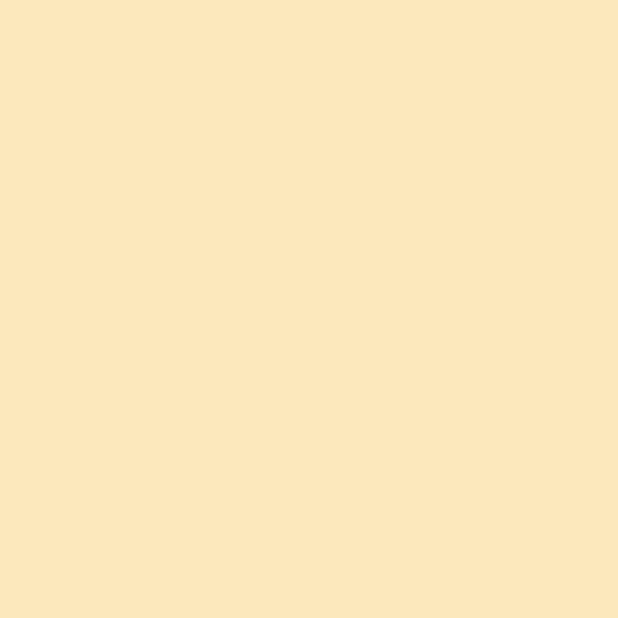
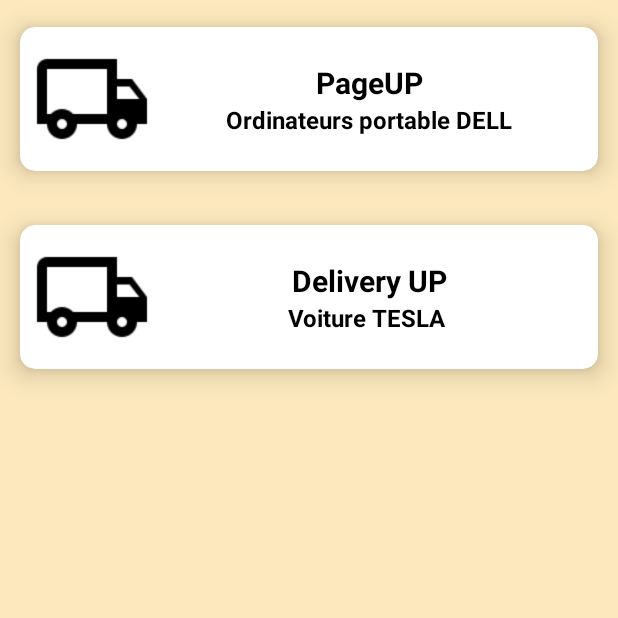
Before and after one commit to Aizen39/demotour, an Android app: the TourFragment screen opened through its navigation route, on a phone screen of 412 x 824 dp, the top half of it. Before the commit the part shown is empty. Run offline under Robolectric (Android 15) with nearby library versions, the phone set to English and light mode, and no system bars; our stand-ins replace data binding.

Commit message:
layoutManager done

```diff
--- a/app/src/main/kotlin/fr/pageup/demoapp/ui/activities/MainActivity.kt
+++ b/app/src/main/kotlin/fr/pageup/demoapp/ui/activities/MainActivity.kt
@@ -14,7 +14,6 @@
         super.onCreate(savedInstanceState)
         setContentView(R.layout.activity_main)
 
-
     }
 
 
--- a/app/src/main/kotlin/fr/pageup/demoapp/ui/fragments/TourFragment.kt
+++ b/app/src/main/kotlin/fr/pageup/demoapp/ui/fragments/TourFragment.kt
@@ -6,6 +6,7 @@
 import android.view.ViewGroup
 import androidx.fragment.app.Fragment
 import androidx.recyclerview.widget.LinearLayoutManager
+import androidx.recyclerview.widget.RecyclerView
 import fr.pageup.demoapp.R
 import fr.pageup.demoapp.data.Customer
 import fr.pageup.demoapp.ui.activities.MainActivity
@@ -17,13 +18,32 @@
     private lateinit var toursAdapter: TourAdapter
     private lateinit var customersData: ArrayList<Customer>
 
+
     override fun onCreateView(inflater: LayoutInflater, container: ViewGroup?, savedInstanceState: Bundle?): View? {
-
         /**init*/
         customersData = ArrayList<Customer>()
         toursAdapter = TourAdapter(customersData)
+
+        /** set list*/
+        listOrders()
         return inflater.inflate(R.layout.fragment_tour, container, false)
+    }
+
+    override fun onViewCreated(view: View, savedInstanceState: Bundle?) {
+        super.onViewCreated(view, savedInstanceState)
+        val recycleView = view.findViewById<RecyclerView>(R.id.ordersRecycle)
+        recycleView.layoutManager = LinearLayoutManager(requireContext())
+        recycleView.adapter = toursAdapter
+    }
+
+
+    /** set data*/
+    fun listOrders(){
+        customersData.add(Customer("Page", "UP","Ordinateurs portable DELL", R.drawable.delivery_logo))
+        customersData.add(Customer("Delivery ", "UP","Voiture TESLA ", R.drawable.delivery_logo))
 
     }
 
+
+
 }
--- a/app/src/main/res/layout/fragment_detail.xml
+++ b/app/src/main/res/layout/fragment_detail.xml
@@ -13,6 +13,7 @@
 
         <LinearLayout
             android:orientation="horizontal"
+            android:padding="8dp"
             android:layout_width="match_parent"
             android:layout_height="wrap_content">
             <ImageView
@@ -30,13 +31,15 @@
                     android:textColor="@color/black"
                     android:textSize="20sp"
                     android:layout_width="match_parent"
-                    android:layout_height="wrap_content"/>
+                    android:layout_height="wrap_content"
+                    android:gravity="center"/>
                 <TextView
                     android:id="@+id/delivery_description"
                     android:textStyle="bold"
                     android:textColor="@color/black"
                     android:textSize="16sp"
                     android:layout_width="match_parent"
+                    android:gravity="center"
                     android:layout_height="wrap_content"/>
 
             </LinearLayout>
--- a/app/src/main/res/layout/fragment_tour.xml
+++ b/app/src/main/res/layout/fragment_tour.xml
@@ -1,8 +1,8 @@
 <?xml version="1.0" encoding="utf-8"?>
 <LinearLayout xmlns:android="http://schemas.android.com/apk/res/android"
+    xmlns:tools="http://schemas.android.com/tools"
         android:layout_width="match_parent"
         android:layout_height="match_parent"
-    xmlns:tools="http://schemas.android.com/tools"
         android:background="@color/beige"
         android:orientation="vertical">
 
@@ -12,10 +12,9 @@
             android:orientation="vertical">
 
             <androidx.recyclerview.widget.RecyclerView
-            android:id="@+id/ordersRecycler"
-            tools:listitem="@layout/fragment_detail"
+                android:id="@+id/ordersRecycle"
                 android:layout_width="match_parent"
-            android:layout_height="match_parent"/>
+                android:layout_height="match_parent"
+                tools:listitem="@layout/fragment_detail" />
         </LinearLayout>
-
 </LinearLayout>
```
Lines whose indentation alone changed are shown as unchanged.
